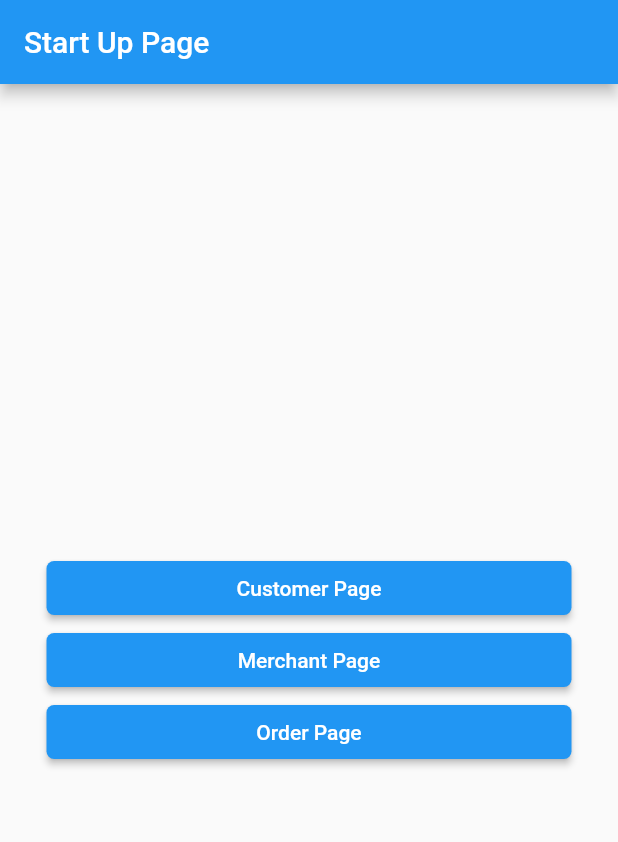
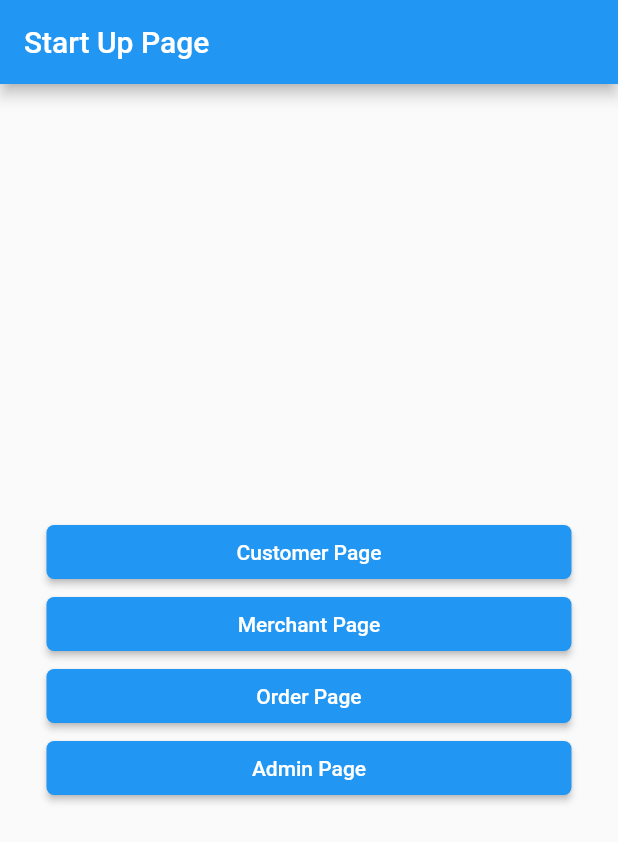
Before and after one commit to MounSovongdy/LoyEat_Admin, a Flutter app: the screen it shows after launch, on a phone screen of 412 x 824 dp. Shown: the top 842 px of the screen. Run offline on Flutter 3.47's test engine with Material 2 defaults, Android fonts, the phone set to English and light mode, and no system bars; our stand-ins replace cloud_firestore, firebase_core, get; missing offline and left inert: counter_button; accounts and stored records are empty.

Commit message:
sovongdy 13-10-22

```diff
--- a/lib/src/srceen/startup_srceen.dart
+++ b/lib/src/srceen/startup_srceen.dart
@@ -2,6 +2,7 @@
 import 'package:flutter/material.dart';
 import 'package:get/get.dart';
 import 'package:loyeat_admin/src/controller/order_page_controller.dart';
+import 'package:loyeat_admin/src/srceen/admin_srceen.dart';
 import 'package:loyeat_admin/src/srceen/order_page.dart';
 import 'customer_srceen.dart';
 import 'marchants_srceen.dart';
@@ -109,6 +110,29 @@ class _StartUpSrceenState extends State<StartUpSrceen> {
               ),
             ),
           ),
+        ),
+        Center(
+          child: SizedBox(
+            width: 350,
+            child: RaisedButton(
+              padding: const EdgeInsets.symmetric(vertical: 8, horizontal: 10),
+              onPressed: () {
+                Navigator.push(
+                  context,
+                  MaterialPageRoute(builder: (context) => AdminSrceen()),
+                );
+              },
+              color: Colors.blue,
+              shape: const RoundedRectangleBorder(
+                  borderRadius: BorderRadius.all(Radius.circular(5))),
+              child: const Text(
+                "Admin Page",
+                style: TextStyle(
+                  color: Colors.white,
+                ),
+              ),
+            ),
+          ),
         )
       ],
     );
```
Also changed, not shown: lib/src/srceen/admin_srceen.dart (added, +114 -0 lines), lib/src/srceen/order_page_detail.dart (+19 -10 lines).
